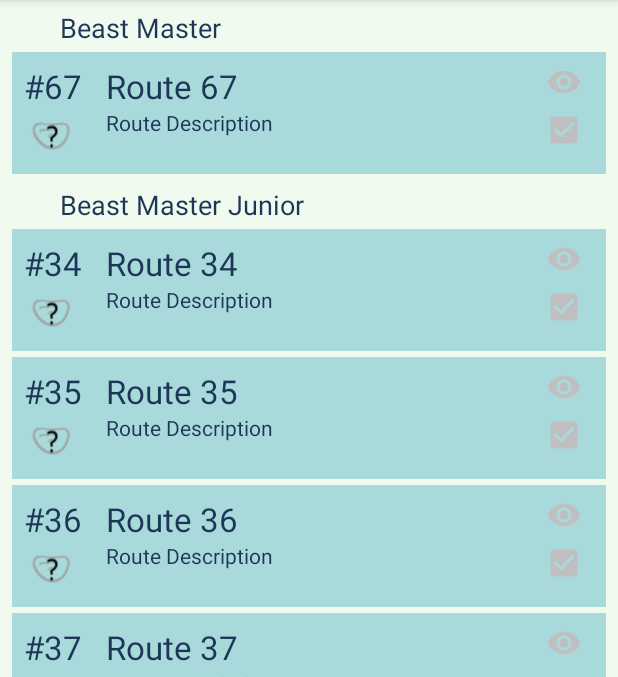
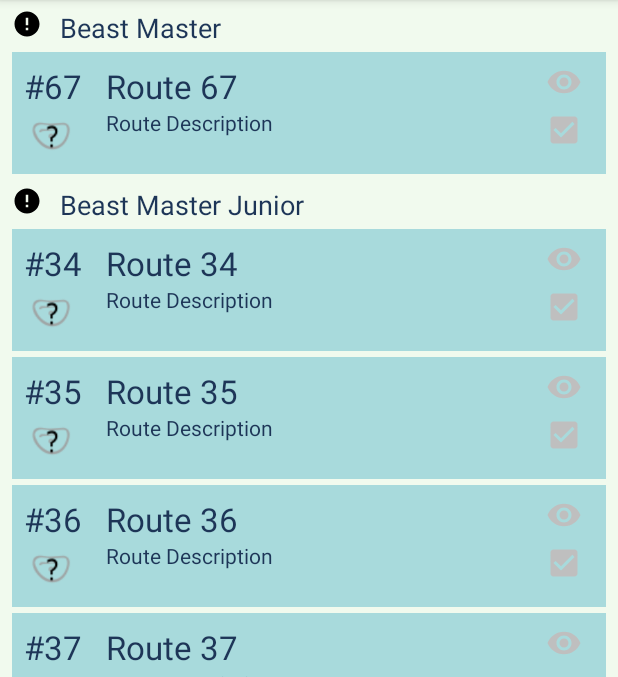
Before and after one commit to tcox11/AttemptTwo, an Android app: the RouteListAll screen opened directly, with no data from a screen before it, on a phone screen of 412 x 824 dp, the part 84-761 px from its top. Run offline under Robolectric (Android 15) with nearby library versions, the phone set to English and light mode, and no system bars; our stand-ins replace Room's generated code; 1 statement that could not run was skipped.

Commit message:
tidying! route class is now responsible for choosing what is displayed via get_____display/id methods

```diff
--- a/app/src/main/java/com/example/attempttwo/Route.java
+++ b/app/src/main/java/com/example/attempttwo/Route.java
@@ -1,6 +1,7 @@
 package com.example.attempttwo;
 
 import android.content.Intent;
+import android.graphics.Color;
 import android.os.Parcel;
 import android.os.Parcelable;
 import android.util.Log;
@@ -149,4 +150,55 @@ public class Route implements Parcelable {
         Log.d(tag, toPrint);
 
     }
+
+    public String getIDDisplay() {
+        String idDisplay = "#" + String.valueOf(getId());
+        return idDisplay;
+    }
+
+    public String getNameDisplay() {
+        String nameDisplay = "Route " + String.valueOf(getId());
+        return nameDisplay;
+    }
+
+    public int getColorID() {
+
+        int colorID;
+        String colorName;
+
+        if (getGrade().length() > 2) {
+            colorName = getGrade().substring(0, 2).toLowerCase() + "color";
+            colorID = MyUtilites.getResId(colorName, R.color.class);
+            if (colorID == -1) {
+                colorID = Color.parseColor("#FFFFFF");
+            }
+        } else {
+            colorID = Color.parseColor("#FFFFFF");
+        }
+
+        return colorID;
+    }
+
+    public int getHoldIconID() {
+        int iconID = R.drawable.missing_hold;
+
+        String colorName = getHoldColour().toLowerCase().replaceAll("/", "") + "_hold";
+        int holdID = MyUtilites.getResId(colorName, R.drawable.class);
+        if (holdID != -1) {
+            iconID = holdID;
+        }
+
+        return iconID;
+
+    }
+
+    public int getAreaIconID(){
+        int iconID = R.drawable.missing_area_icon;
+        String areaName = getArea().toLowerCase().replaceAll(" ", "") + "_area";
+        int areaID = MyUtilites.getResId(areaName, R.drawable.class);
+        if (areaID != -1) {
+            iconID = areaID;
+        }
+        return iconID;
+    }
 }
--- a/app/src/main/java/com/example/attempttwo/RouteAdapter.java
+++ b/app/src/main/java/com/example/attempttwo/RouteAdapter.java
@@ -64,17 +64,23 @@ public class RouteAdapter extends RecyclerView.Adapter<RecyclerView.ViewHolder>
             }
 
             if (!emptyArea) {
-                setAreaIcon(holder, currentRoute);
+                holder.areaIcon.setImageResource(currentRoute.getAreaIconID());
                 holder.textViewHeader.setText(currentRoute.getArea());
-            } else {
-                holder.textViewHeader.setText("");
+                holder.areaIcon.getLayoutParams().height = (int) holder.areaIcon.getResources().getDimension(R.dimen.area_icon_height);
+                holder.areaIcon.getLayoutParams().width = (int) holder.areaIcon.getResources().getDimension(R.dimen.area_icon_width);
             }
+
         } else {
+
             RouteHolder holder = (RouteHolder) viewHolder;
-            setNumber(holder, currentRoute);
-            setName(holder, currentRoute);
-            setBorder(holder, currentRoute);
-            setHoldIcon(holder, currentRoute);
+            holder.textViewRouteNumber.setText(currentRoute.getIDDisplay());
+            holder.textViewRouteName.setText(currentRoute.getNameDisplay());
+            holder.frameLayout.setBackgroundResource(currentRoute.getColorID());
+            holder.holdIcon.setImageResource(currentRoute.getHoldIconID());
+
+            //resize.. maybe rewrite this
+            holder.holdIcon.getLayoutParams().height = (int) holder.holdIcon.getResources().getDimension(R.dimen.hold_icon_height);
+            holder.holdIcon.getLayoutParams().width = (int) holder.holdIcon.getResources().getDimension(R.dimen.hold_icon_width);
             //setAreaIcon(holder, currentRoute);
             holder.checkBoxWatched.setChecked(currentRoute.getWatchlist() == 1);
             holder.checkBoxCompleted.setChecked(currentRoute.getCompleted() == 1);
@@ -88,71 +94,6 @@ public class RouteAdapter extends RecyclerView.Adapter<RecyclerView.ViewHolder>
         return routes.get(position).getHeaderType();
     }
 
-
-    private void setNumber(RouteHolder holder, Route route) {
-        String routeNumber = "#" + String.valueOf(route.getId());
-        holder.textViewRouteNumber.setText(routeNumber);
-
-    }
-
-    private void setName(RouteHolder holder, Route route) {
-        String routeName = "Route " + String.valueOf(route.getId());
-        holder.textViewRouteName.setText(routeName);
-
-    }
-
-    private void setBorder(RouteHolder holder, Route route) {
-        String colorName;
-
-        if (route.getGrade().length() > 2) {
-            colorName = route.getGrade().substring(0, 2).toLowerCase() + "color";
-            int colorID = MyUtilites.getResId(colorName, R.color.class);
-            if (colorID == -1) {
-                Log.d("hello", "missing colour");
-                holder.frameLayout.setBackgroundColor(Color.parseColor("#FFFFFF"));
-            } else {
-
-                Log.d("hello", "colour set correctly: " + colorName);
-                holder.frameLayout.setBackgroundResource(colorID);
-            }
-        } else {
-            Log.d("hello", "gradeLength too short");
-            holder.frameLayout.setBackgroundColor(Color.parseColor("#FFFFFF"));
-        }
-
-
-    }
-
-    private void setHoldIcon(RouteHolder holder, Route route) {
-        String colorName = route.getHoldColour().toLowerCase().replaceAll("/", "") + "_hold";
-        int holdID = MyUtilites.getResId(colorName, R.drawable.class);
-        if (holdID == -1) {
-            Log.d("hello", "missing hold icon");
-            holder.holdIcon.setImageResource(R.drawable.missing_hold);
-        } else {
-            holder.holdIcon.setImageResource(holdID);
-        }
-
-        holder.holdIcon.getLayoutParams().height = (int) holder.holdIcon.getResources().getDimension(R.dimen.hold_icon_height);
-        holder.holdIcon.getLayoutParams().width = (int) holder.holdIcon.getResources().getDimension(R.dimen.hold_icon_width);
-
-    }
-
-    private void setAreaIcon(RouteHeaderHolder holder, Route route) {
-        String areaName = route.getArea().toLowerCase().replaceAll(" ", "") + "_area";
-        Log.d("area", areaName);
-        int areaID = MyUtilites.getResId(areaName, R.drawable.class);
-        if (areaID == -1) {
-            Log.d("hello", "missing hold icon");
-            //leave blank
-        } else {
-            holder.areaIcon.setImageResource(areaID);
-        }
-
-        holder.areaIcon.getLayoutParams().height = (int) holder.areaIcon.getResources().getDimension(R.dimen.area_icon_height);
-        holder.areaIcon.getLayoutParams().width = (int) holder.areaIcon.getResources().getDimension(R.dimen.area_icon_width);
-
-    }
 
     @Override
     public int getItemCount() {
@@ -251,11 +192,11 @@ public class RouteAdapter extends RecyclerView.Adapter<RecyclerView.ViewHolder>
         this.completedListener = listener;
     }
 
-    public interface OnRouteClickListener{
+    public interface OnRouteClickListener {
         void onItemClick(Route route);
     }
 
-    public void setOnItemRouteClickListener(OnRouteClickListener listener){
+    public void setOnItemRouteClickListener(OnRouteClickListener listener) {
         this.routeListener = listener;
     }
 
--- /dev/null
+++ b/app/src/main/res/drawable/missing_area_icon.xml
@@ -0,0 +1,9 @@
+<vector xmlns:android="http://schemas.android.com/apk/res/android"
+        android:width="24dp"
+        android:height="24dp"
+        android:viewportWidth="24.0"
+        android:viewportHeight="24.0">
+    <path
+        android:fillColor="#FF000000"
+        android:pathData="M12,2C6.48,2 2,6.48 2,12s4.48,10 10,10 10,-4.48 10,-10S17.52,2 12,2zM13,17h-2v-2h2v2zM13,13h-2L11,7h2v6z"/>
+</vector>
```
